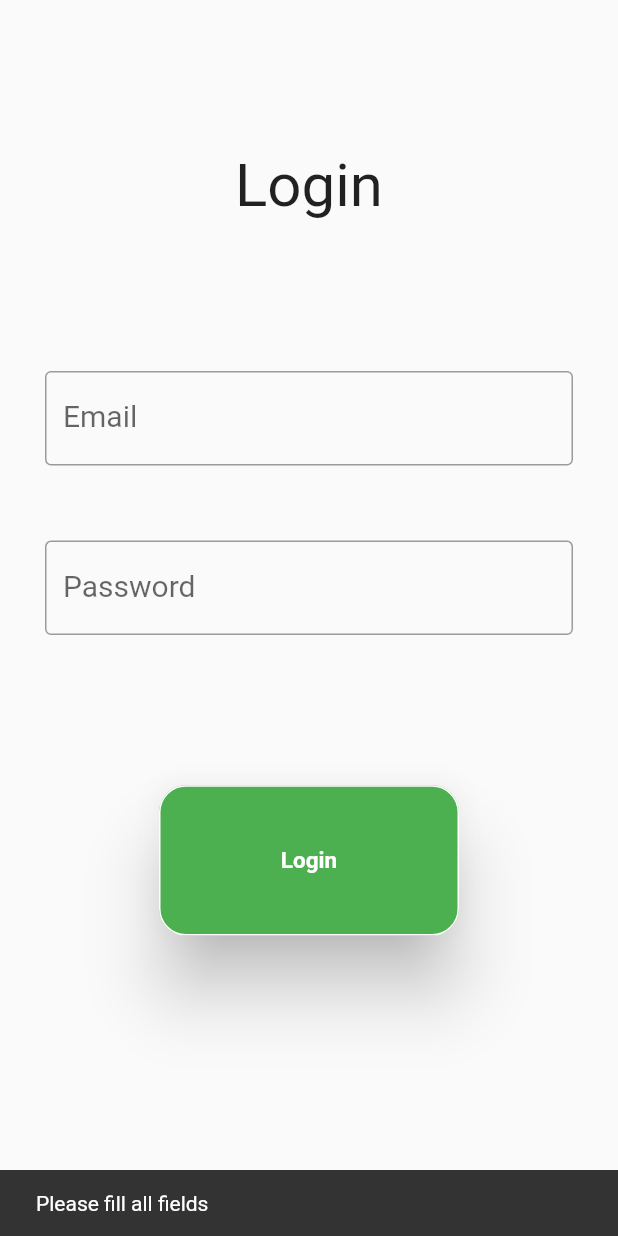
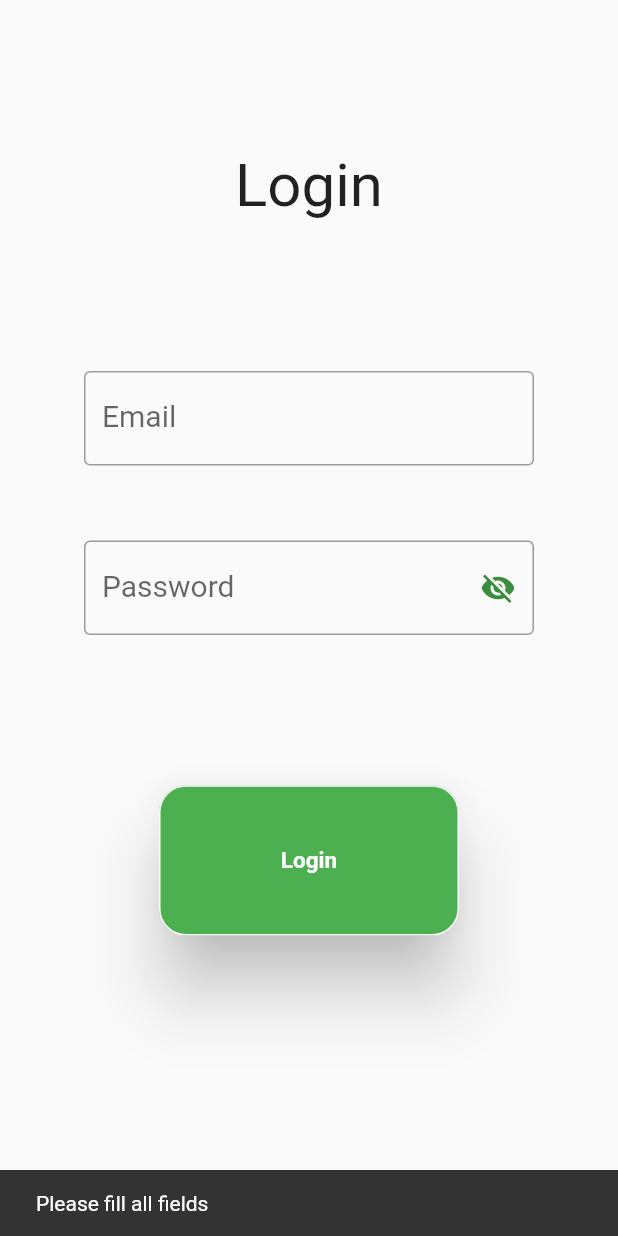
Before and after one commit to ekam-g/hackithon, a Flutter app: the screen it shows after launch, after a tap on "Login", on a phone screen of 412 x 824 dp. Run offline on Flutter 3.47's test engine with Material 2 defaults, Android fonts, the light colour scheme and no system bars; our stand-ins replace cloud_firestore, firebase_auth, firebase_core, flutter_tts, image_picker, shared_preferences and 1 more; missing offline and left inert: bottom_bar, google_mlkit_text_recognition, sentiment_dart; accounts and stored records are empty; Roboto replaces fonts that are missing (Poppins).

Commit message:
login error handling

```diff
--- a/frontend/lib/screens/login/loginNew.dart
+++ b/frontend/lib/screens/login/loginNew.dart
@@ -1,9 +1,8 @@
 import 'package:cloud_firestore/cloud_firestore.dart';
 import 'package:firebase_auth/firebase_auth.dart';
 import 'package:flutter/material.dart';
-import 'package:frontend/backround.dart';
 import 'package:shared_preferences/shared_preferences.dart';
-import '../../main.dart';
+import '../../backround.dart';
 import '../../widgets/coolButtion.dart';
 import '../../widgets/coolText.dart';
 
@@ -17,14 +16,15 @@ class loginFirestore extends StatefulWidget {
 }
 
 class _loginFirestore extends State<loginFirestore> {
+  final UserName = TextEditingController();
+  final Password = TextEditingController();
+  bool _passwordVisible = true;
+
   @override
   void initState() {}
 
   @override
   Widget build(BuildContext context) {
-    final UserName = TextEditingController();
-    final Password = TextEditingController();
-
     return Scaffold(
         body: Center(
             child: Column(
@@ -40,8 +40,8 @@ class _loginFirestore extends State<loginFirestore> {
         const Spacer(
           flex: 2,
         ),
-        Padding(
-            padding: const EdgeInsets.symmetric(horizontal: 30),
+        SizedBox(
+            width: 300,
             child: TextField(
               controller: UserName,
               obscureText: false,
@@ -54,17 +54,28 @@ class _loginFirestore extends State<loginFirestore> {
         const Spacer(
           flex: 1,
         ),
-        Padding(
-            padding: const EdgeInsets.symmetric(horizontal: 30),
+        SizedBox(
+            width: 300,
             child: TextField(
                 controller: Password,
-              obscureText: true,
+                obscureText: _passwordVisible,
                 style: const TextStyle(fontSize: 20, fontFamily: 'Poppins'),
-              decoration: const InputDecoration(
-                border: OutlineInputBorder(),
+                decoration: InputDecoration(
+                    border: const OutlineInputBorder(),
                     labelText: 'Password',
+                    suffixIcon: IconButton(
+                      icon: Icon(
+                        _passwordVisible
+                            ? Icons.visibility_off
+                            : Icons.visibility,
+                        color: Theme.of(context).primaryColorDark,
                       ),
-            )),
+                      onPressed: () {
+                        setState(() {
+                          _passwordVisible = !_passwordVisible;
+                        });
+                      },
+                    )))),
         const Spacer(
           flex: 2,
         ),
@@ -78,6 +89,7 @@ class _loginFirestore extends State<loginFirestore> {
                   ),
                 );
               } else {
+                try {
                   FirebaseAuth.instance
                       .signInWithEmailAndPassword(
                           email: UserName.text, password: Password.text)
@@ -91,13 +103,21 @@ class _loginFirestore extends State<loginFirestore> {
                         .then((data) async {
                       await prefs.setString('deleteAll', data['perm']);
                     });
+                    if (mounted) {
                       Navigator.of(context).pushReplacement(
                           MaterialPageRoute(builder: (context) => navbar()));
+                    }
                   }).catchError((error) {
-                  const SnackBar(
-                    content: Text("Please fill all fields"),
-                  );
+                    ScaffoldMessenger.of(context).showSnackBar(SnackBar(
+                        content: Text(
+                      "Error " + error.toString(),
+                    )));
                   });
+                } catch (error) {
+                  ScaffoldMessenger.of(context).showSnackBar(SnackBar(
+                    content: Text("Error " + error.toString()),
+                  ));
+                }
               }
             },
             text: "Login",
```
Lines whose indentation alone changed are shown as unchanged.
